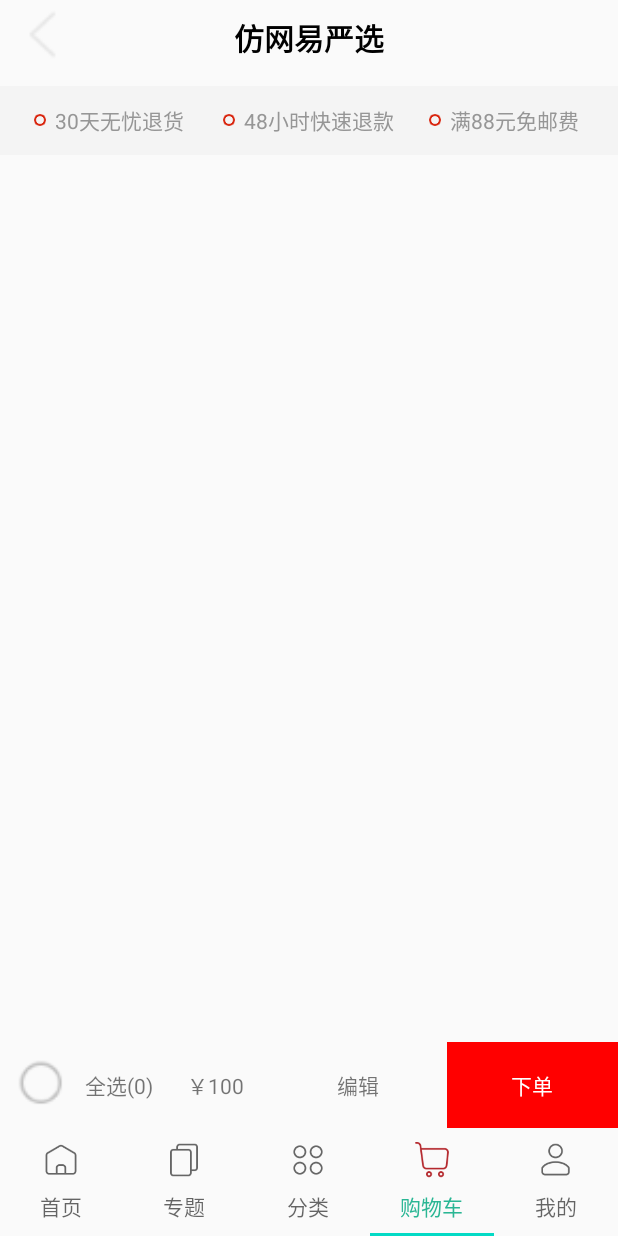
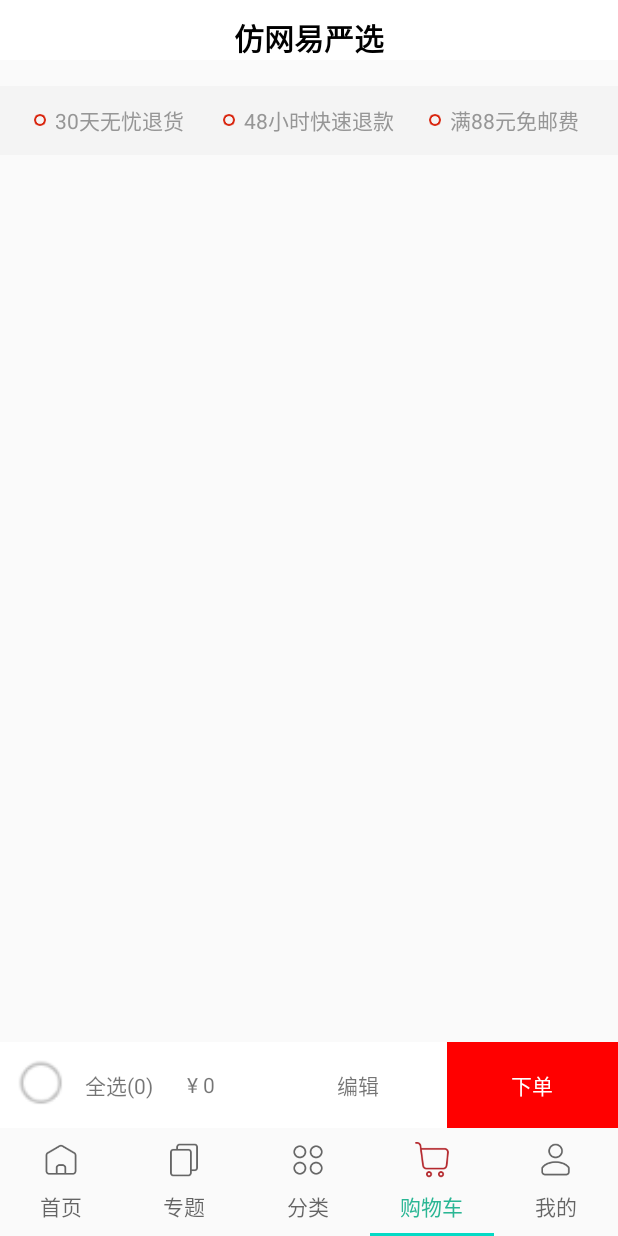
Before and after one commit to tianbao722/-, an Android app: the screen it shows after launch (MainActivity), item 4 of the bottom bar chosen, on a phone screen of 412 x 824 dp. Run offline under Robolectric (Android 15) with nearby library versions, the phone set to English and light mode, and no system bars; our stand-ins replace ButterKnife, RxJava; libraries missing offline, so code that uses them is left out: com.chad.library, com.danikula.videocache, com.github.dfqin.grantor, com.youth.banner; pictures from the network do not load; 19 statements that could not run were skipped.

Commit message:
电商项目

```diff
--- a/app/src/main/java/com/example/xm2/ui/shopp/ShoppFragment.java
+++ b/app/src/main/java/com/example/xm2/ui/shopp/ShoppFragment.java
@@ -61,18 +61,15 @@ public class ShoppFragment extends BaseFragment<IShopp.Presenter> implements ISh
 
     @Override
     protected void initView() {
+        ivBack.setVisibility(View.GONE);
+        tvQuanxuan.setText("全选(0)");
+        txtAllPrice.setText("¥ 0");
         listbeans = new ArrayList<>();
-        LinearLayoutManager linearLayoutManager = new LinearLayoutManager(getActivity()) {
-            @Override
-            public boolean canScrollVertically() {
-                return false;
-            }
-        };
+        LinearLayoutManager linearLayoutManager = new LinearLayoutManager(getActivity());
         rlvShopp.setLayoutManager(linearLayoutManager);
         rlvShopp.addItemDecoration(new DividerItemDecoration(getActivity(), LinearLayout.VERTICAL));
         shoppRlvAdapter = new ShoppRlvAdapter(getActivity(), listbeans);
         rlvShopp.setAdapter(shoppRlvAdapter);
-        tvQuanxuan.setText("全选(0)");
         shoppRlvAdapter.setOnItemCheckBoxClickListener(new ShoppRlvAdapter.CheckBoxClick() {
             @Override
             public void checkChange() {
@@ -140,10 +137,11 @@ public class ShoppFragment extends BaseFragment<IShopp.Presenter> implements ISh
      * 全选状态的切换
      */
     private void selectAll() {
-        //设置当前是否是全选
-        resetSelect(checkboxSelect.isChecked());
-        tvQuanxuan.setText("全选(" + allNumber + ")");
-        txtAllPrice.setText("￥" + allPrice);
+        //设置当前是否是权限
+        resetSelect(!checkboxSelect.isChecked());
+        checkboxSelect.setSelected(!checkboxSelect.isChecked());
+        tvQuanxuan.setText("全选("+allNumber+")");
+        txtAllPrice.setText("￥"+allPrice);
         shoppRlvAdapter.notifyDataSetChanged();
     }
 
@@ -186,6 +184,7 @@ public class ShoppFragment extends BaseFragment<IShopp.Presenter> implements ISh
                 sb.deleteCharAt(sb.length() - 1);
                 String productIds = sb.toString();
                 mPresenter.getShoppDelete(productIds);
+                shoppRlvAdapter.notifyDataSetChanged();
             } else {
                 Toast.makeText(getActivity(), "没有选中要删除的商品", Toast.LENGTH_SHORT).show();
             }
--- a/app/src/main/res/layout/fragment_shopp.xml
+++ b/app/src/main/res/layout/fragment_shopp.xml
@@ -4,12 +4,10 @@
     xmlns:tools="http://schemas.android.com/tools"
     android:layout_width="match_parent"
     android:layout_height="match_parent">
-
-    <include layout="@layout/layout_toolbar" />
-
-    <androidx.core.widget.NestedScrollView
-        android:layout_width="match_parent"
-        android:layout_height="match_parent">
+    <!--    <androidx.core.widget.NestedScrollView-->
+    <!--        android:layout_width="match_parent"-->
+    <!--        android:layout_marginBottom="@dimen/dp_50"-->
+    <!--        android:layout_height="match_parent">-->
 
     <LinearLayout
         android:layout_width="match_parent"
@@ -33,13 +31,14 @@
     </LinearLayout>
 
 
-    </androidx.core.widget.NestedScrollView>
+    <!--    </androidx.core.widget.NestedScrollView>-->
 
 
     <RelativeLayout
         android:layout_width="match_parent"
         android:layout_height="@dimen/dp_50"
         android:layout_alignParentBottom="true"
+        android:background="#ffffff"
         android:gravity="center_vertical">
 
         <CheckBox
@@ -94,4 +93,5 @@
             android:textColor="#ffffff" />
     </RelativeLayout>
 
+    <include layout="@layout/layout_toolbar" />
 </RelativeLayout>
--- a/app/src/main/res/layout/layout_toolbar.xml
+++ b/app/src/main/res/layout/layout_toolbar.xml
@@ -2,15 +2,16 @@
 <androidx.constraintlayout.widget.ConstraintLayout xmlns:android="http://schemas.android.com/apk/res/android"
     xmlns:app="http://schemas.android.com/apk/res-auto"
     android:layout_width="match_parent"
-    android:layout_height="wrap_content">
+    android:layout_height="wrap_content"
+    android:background="#ffffff">
 
     <ImageView
         android:id="@+id/iv_back"
         android:layout_width="@dimen/dp_30"
         android:layout_height="@dimen/dp_30"
         android:layout_marginLeft="@dimen/dp_10"
+        android:layout_marginTop="@dimen/dp_5"
         android:src="@mipmap/fanhui1"
-        android:layout_marginTop="@dimen/dp_5"
         app:layout_constraintLeft_toLeftOf="parent"
         app:layout_constraintTop_toTopOf="parent" />
 
```
Also changed, not shown: app/src/main/java/com/example/xm2/ui/home/activity/DetailGoodActivity.java (+5 -2 lines), app/src/main/java/com/example/xm2/ui/shopp/adapter/ShoppRlvAdapter.java (+4 -3 lines). Lines whose indentation alone changed are shown as unchanged.
